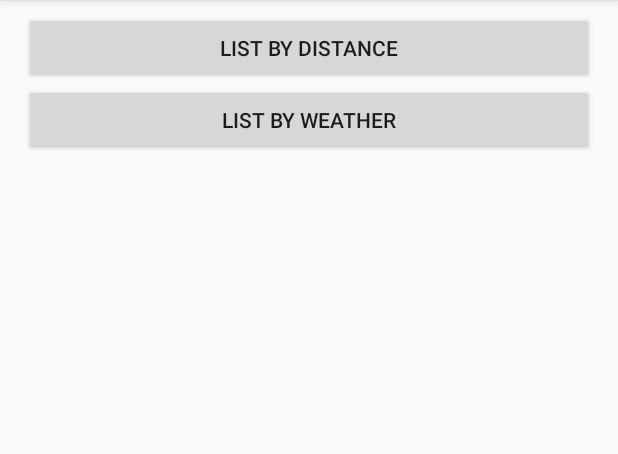
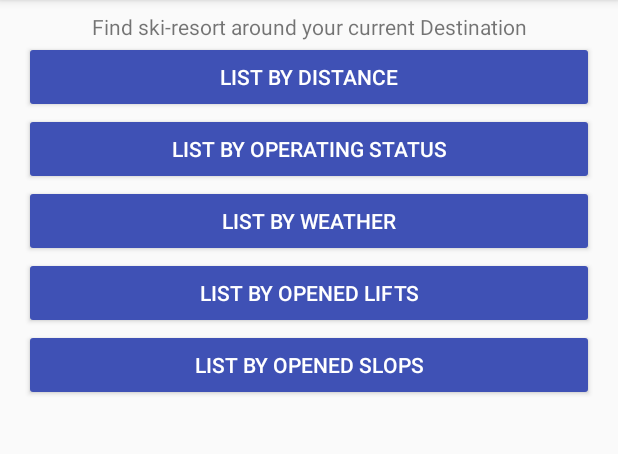
Before and after one commit to MSE-MobOP/Ski-Compass, an Android app: the screen it shows after launch (MainActivity), on a phone screen of 412 x 824 dp, the part 84-538 px from its top. Run offline under Robolectric (Android 15) with nearby library versions, the phone set to English and light mode, and no system bars.

Commit message:
Add Buttons for each Sorting  onactivity_main.xml.

```diff
--- a/app/src/main/res/layout/activity_main.xml
+++ b/app/src/main/res/layout/activity_main.xml
@@ -7,13 +7,30 @@
     android:paddingRight="16dp"
     android:paddingTop="8dp">
 
+    <TextView
+        android:layout_width="match_parent"
+        android:layout_height="wrap_content"
+        android:text="Find ski-resort around your current Destination"
+        android:gravity="center"
+        />
+
     <Button
         android:id="@+id/listDistanceButton"
         android:layout_width="match_parent"
         android:layout_height="wrap_content"
         android:gravity="center"
         android:onClick="listByDistance"
+        android:theme="@style/AppTheme.Button"
         android:text="List by Distance"/>
+
+    <Button
+        android:id="@+id/listOperatingStatusButton"
+        android:layout_width="match_parent"
+        android:layout_height="wrap_content"
+        android:gravity="center"
+        android:onClick="listByOperatingStatus"
+        android:theme="@style/AppTheme.Button"
+        android:text="List by Operating Status"/>
 
     <Button
         android:id="@+id/listWeatherButton"
@@ -21,6 +38,25 @@
         android:layout_height="wrap_content"
         android:gravity="center"
         android:onClick="listByWeather"
+        android:theme="@style/AppTheme.Button"
         android:text="List by Weather"/>
 
+    <Button
+        android:id="@+id/listLiftsButton"
+        android:layout_width="match_parent"
+        android:layout_height="wrap_content"
+        android:gravity="center"
+        android:onClick="listByOpenedLIfts"
+        android:theme="@style/AppTheme.Button"
+        android:text="List by Opened Lifts"/>
+
+    <Button
+        android:id="@+id/listSlopsButton"
+        android:layout_width="match_parent"
+        android:layout_height="wrap_content"
+        android:gravity="center"
+        android:onClick="listByOpenedSlops"
+        android:theme="@style/AppTheme.Button"
+        android:text="List by Opened Slops"/>
+
 </LinearLayout>
```
